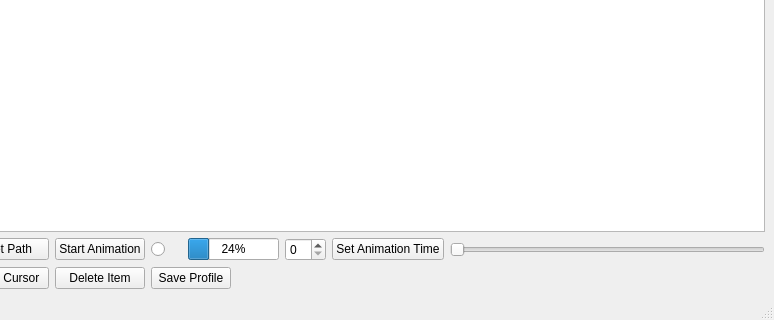
Old version of the form ui/mainwindow.ui in the repository nuigroup/tuio-simulator; both pictures show x 126 to 900 and y 309 to 629 of the 900 by 629 pixel window.
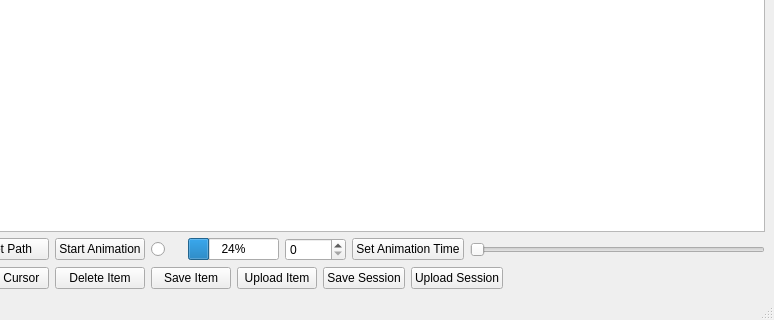
New version of the form. Icons and pictures are not drawn.

```diff
--- a/ui/mainwindow.ui
+++ b/ui/mainwindow.ui
@@ -32,7 +32,7 @@
     </rect>
    </property>
    <layout class="QGridLayout" name="gridLayout" >
-    <item row="0" column="0" colspan="9" >
+    <item row="0" column="0" colspan="12" >
      <widget class="QGraphicsView" name="view" >
       <property name="cursor" stdset="0" >
        <cursorShape>PointingHandCursor</cursorShape>
@@ -77,21 +77,21 @@
       </property>
      </widget>
     </item>
-    <item row="1" column="6" >
+    <item row="1" column="6" colspan="2" >
      <widget class="QSpinBox" name="animationtime" >
       <property name="statusTip" >
        <string>Time in milliseconds</string>
       </property>
      </widget>
     </item>
-    <item row="1" column="7" >
+    <item row="1" column="8" colspan="2" >
      <widget class="QPushButton" name="setAnimationTimeButton" >
       <property name="text" >
        <string>Set Animation Time</string>
       </property>
      </widget>
     </item>
-    <item row="1" column="8" >
+    <item row="1" column="10" colspan="2" >
      <widget class="QSlider" name="animationSlider" >
       <property name="cursor" >
        <cursorShape>PointingHandCursor</cursorShape>
@@ -125,11 +125,32 @@
     <item row="2" column="3" colspan="2" >
      <widget class="QPushButton" name="saveProfileButton" >
       <property name="text" >
-       <string>Save Profile</string>
+       <string>Save Item</string>
       </property>
      </widget>
     </item>
-    <item row="2" column="5" colspan="4" >
+    <item row="2" column="5" colspan="2" >
+     <widget class="QPushButton" name="uploadItemButton" >
+      <property name="text" >
+       <string>Upload Item</string>
+      </property>
+     </widget>
+    </item>
+    <item row="2" column="7" colspan="2" >
+     <widget class="QPushButton" name="pushButton" >
+      <property name="text" >
+       <string>Save Session</string>
+      </property>
+     </widget>
+    </item>
+    <item row="2" column="9" colspan="2" >
+     <widget class="QPushButton" name="pushButton_2" >
+      <property name="text" >
+       <string>Upload Session</string>
+      </property>
+     </widget>
+    </item>
+    <item row="2" column="11" >
      <spacer name="horizontalSpacer" >
       <property name="orientation" >
        <enum>Qt::Horizontal</enum>
```
